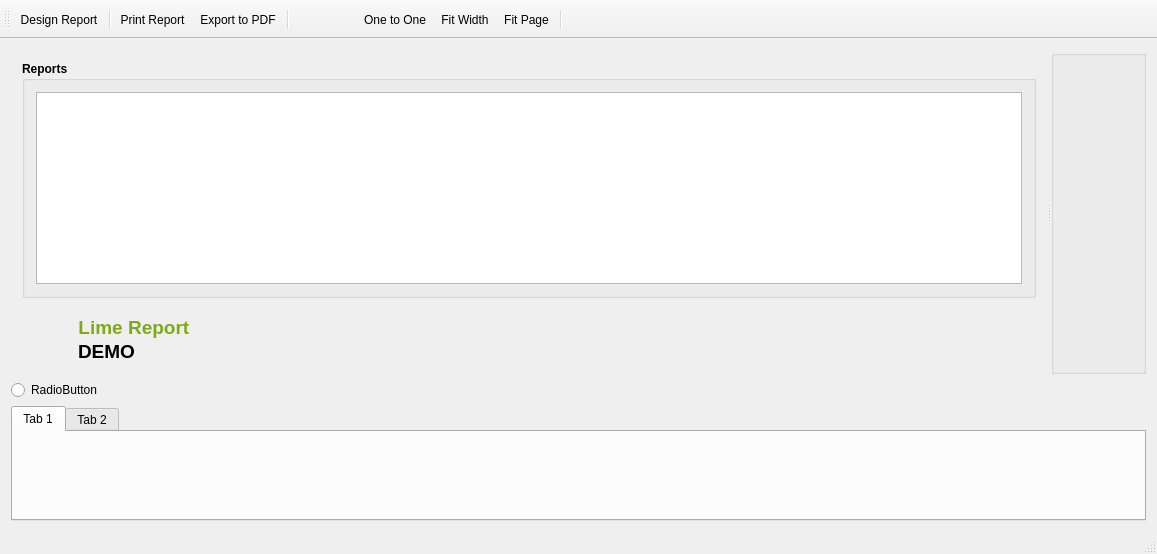
First picture: the form in demo_r2/mainwindow.ui, repository fralx/LimeReport, before the edit.
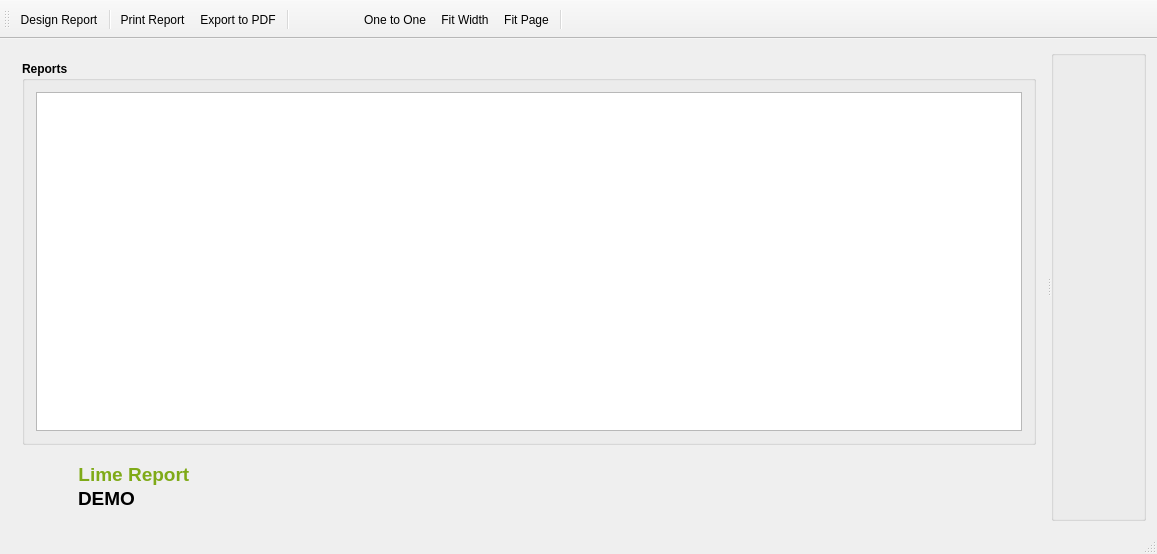
Second picture: the form after the edit. Icons and pictures are not drawn.

```diff
--- a/demo_r2/mainwindow.ui
+++ b/demo_r2/mainwindow.ui
@@ -243,27 +243,6 @@
       </widget>
      </widget>
     </item>
-    <item>
-     <widget class="QRadioButton" name="radioButton">
-      <property name="text">
-       <string>RadioButton</string>
-      </property>
-     </widget>
-    </item>
-    <item>
-     <widget class="QTabWidget" name="tabWidget">
-      <widget class="QWidget" name="tab">
-       <attribute name="title">
-        <string>Tab 1</string>
-       </attribute>
-      </widget>
-      <widget class="QWidget" name="tab_2">
-       <attribute name="title">
-        <string>Tab 2</string>
-       </attribute>
-      </widget>
-     </widget>
-    </item>
    </layout>
   </widget>
   <widget class="QStatusBar" name="statusBar"/>
```
